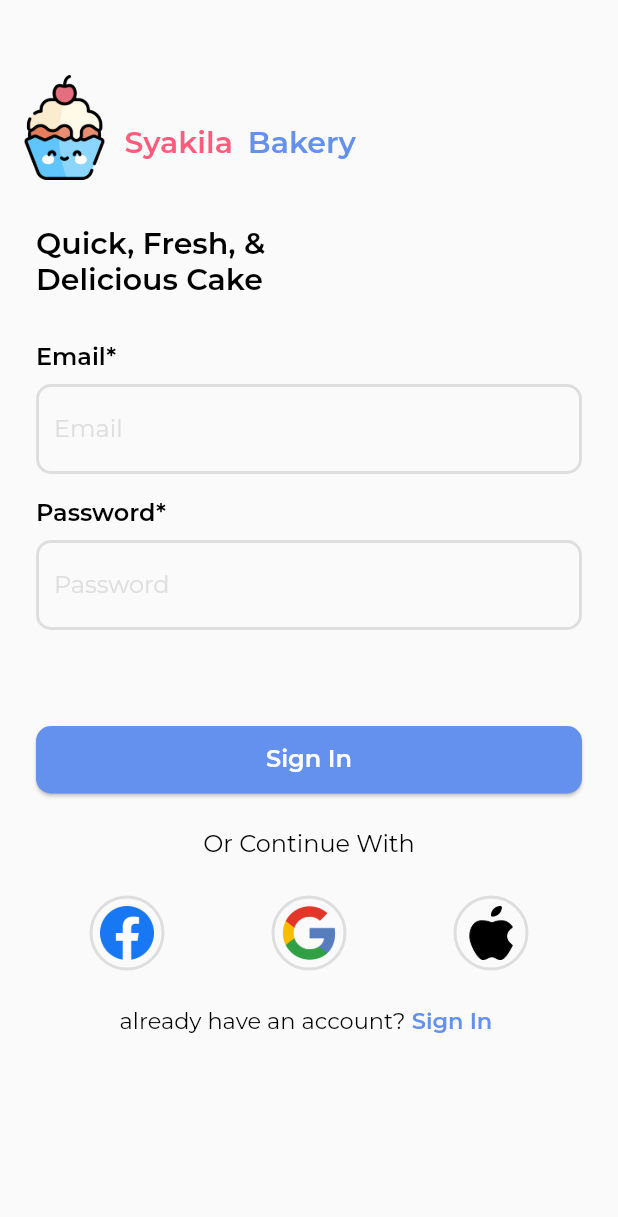
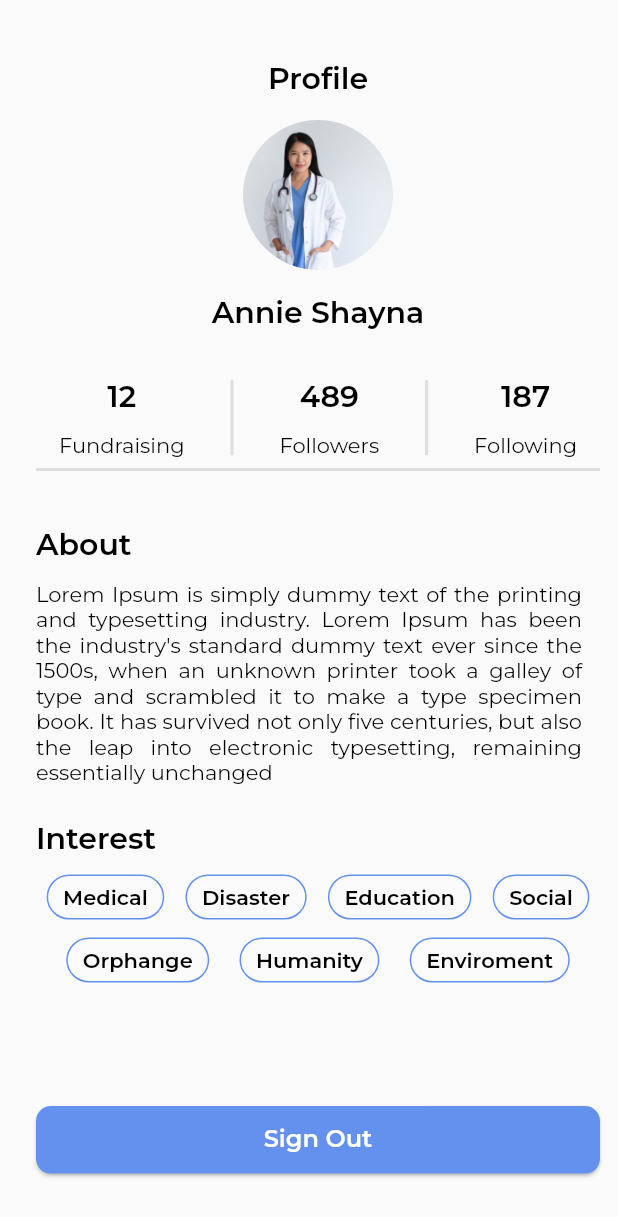
Before and after one commit to farabie/flutter_eve_Muhammad_Farabie, a Flutter app: the SignInPage screen opened directly, after a tap on "Sign In", on a phone screen of 412 x 824 dp. Shown: the top 1217 px of the screen. Run offline on Flutter 3.47's test engine with Material 2 defaults, Android fonts, the light colour scheme and no system bars; our stand-ins replace google_fonts.

Commit message:
Profile Page UI

```diff
--- a/lib/ui/pages/login_sosmed_page.dart
+++ b/lib/ui/pages/login_sosmed_page.dart
@@ -105,7 +105,14 @@ class LoginSosmedPage extends StatelessWidget {
                 ),
                 CustomButton(
                   nameButton: "Sign In With Password",
-                  onTap: () {},
+                  onTap: () {
+                    Navigator.push(
+                      context,
+                      MaterialPageRoute(
+                        builder: (context) => SignInPage(),
+                      ),
+                    );
+                  },
                 ),
                 const SizedBox(
                   height: defaultMargin,
--- a/lib/ui/pages/pages.dart
+++ b/lib/ui/pages/pages.dart
@@ -7,3 +7,4 @@ part 'splash_page.dart';
 part 'login_sosmed_page.dart';
 part 'sign_up_page.dart';
 part 'sign_in_page.dart';
+part 'profile_page.dart';
--- /dev/null
+++ b/lib/ui/pages/profile_page.dart
@@ -0,0 +1,232 @@
+part of 'pages.dart';
+
+class ProfilePage extends StatelessWidget {
+  const ProfilePage({super.key});
+
+  @override
+  Widget build(BuildContext context) {
+    return Scaffold(
+      body: SafeArea(
+        child: ListView(
+          scrollDirection: Axis.vertical,
+          children: <Widget>[
+            Padding(
+              padding: const EdgeInsets.only(
+                left: defaultMargin,
+                right: 12,
+                top: 40,
+              ),
+              child: Column(
+                crossAxisAlignment: CrossAxisAlignment.center,
+                children: <Widget>[
+                  Text(
+                    "Profile",
+                    style: blackTextFont.copyWith(
+                      fontSize: 20,
+                    ),
+                  ),
+                  const SizedBox(
+                    height: 16,
+                  ),
+                  Container(
+                    width: 100,
+                    height: 100,
+                    decoration: BoxDecoration(
+                      shape: BoxShape.circle,
+                      image: DecorationImage(
+                        image: AssetImage(
+                          "assets/profile_image.png",
+                        ),
+                        fit: BoxFit.cover,
+                      ),
+                    ),
+                  ),
+                  const SizedBox(
+                    height: 16,
+                  ),
+                  Text(
+                    "Annie Shayna",
+                    style: blackTextFont.copyWith(
+                      fontSize: 20,
+                    ),
+                  ),
+                  const SizedBox(
+                    height: 32,
+                  ),
+                  Column(
+                    crossAxisAlignment: CrossAxisAlignment.start,
+                    children: <Widget>[
+                      Row(
+                        mainAxisAlignment: MainAxisAlignment.spaceAround,
+                        children: <Widget>[
+                          Column(
+                            children: <Widget>[
+                              Text(
+                                "12",
+                                style: blackTextFont.copyWith(
+                                  fontSize: 20,
+                                ),
+                              ),
+                              const SizedBox(
+                                height: 12,
+                              ),
+                              Text(
+                                "Fundraising",
+                                style: blackTextFont.copyWith(
+                                  fontSize: 14,
+                                  fontWeight: FontWeight.w400,
+                                ),
+                              ),
+                            ],
+                          ),
+                          Container(
+                            height: 50,
+                            width: 2,
+                            color: greyColor,
+                          ),
+                          Column(
+                            children: <Widget>[
+                              Text(
+                                "489",
+                                style: blackTextFont.copyWith(
+                                  fontSize: 20,
+                                ),
+                              ),
+                              const SizedBox(
+                                height: 12,
+                              ),
+                              Text(
+                                "Followers",
+                                style: blackTextFont.copyWith(
+                                  fontSize: 14,
+                                  fontWeight: FontWeight.w400,
+                                ),
+                              ),
+                            ],
+                          ),
+                          Container(
+                            height: 50,
+                            width: 2,
+                            color: greyColor,
+                          ),
+                          Column(
+                            children: <Widget>[
+                              Text(
+                                "187",
+                                style: blackTextFont.copyWith(
+                                  fontSize: 20,
+                                ),
+                              ),
+                              const SizedBox(
+                                height: 12,
+                              ),
+                              Text(
+                                "Following",
+                                style: blackTextFont.copyWith(
+                                  fontSize: 14,
+                                  fontWeight: FontWeight.w400,
+                                ),
+                              ),
+                            ],
+                          )
+                        ],
+                      ),
+                      Divider(
+                        color: greyColor,
+                        thickness: 2,
+                      )
+                    ],
+                  ),
+                ],
+              ),
+            ),
+            Padding(
+              padding: const EdgeInsets.only(
+                left: 24,
+                right: 24,
+                top: 30,
+              ),
+              child: Column(
+                crossAxisAlignment: CrossAxisAlignment.start,
+                children: [
+                  Text(
+                    "About",
+                    style: blackTextFont.copyWith(
+                      fontSize: 20,
+                    ),
+                  ),
+                  const SizedBox(
+                    height: 12,
+                  ),
+                  Text(
+                    '''Lorem Ipsum is simply dummy text of the printing and typesetting industry. Lorem Ipsum has been the industry's standard dummy text ever since the 1500s, when an unknown printer took a galley of type and scrambled it to make a type specimen book. It has survived not only five centuries, but also the leap into electronic typesetting, remaining essentially unchanged''',
+                    style: blackTextFont.copyWith(
+                      fontSize: 14,
+                      fontWeight: FontWeight.w400,
+                    ),
+                    textAlign: TextAlign.justify,
+                  ),
+                ],
+              ),
+            ),
+            Padding(
+              padding: const EdgeInsets.only(
+                left: defaultMargin,
+                right: 12,
+                top: defaultMargin,
+              ),
+              child: Column(
+                crossAxisAlignment: CrossAxisAlignment.start,
+                children: <Widget>[
+                  Text(
+                    "Interest",
+                    style: blackTextFont.copyWith(
+                      fontSize: 20,
+                    ),
+                  ),
+                  const SizedBox(
+                    height: 12,
+                  ),
+                  const Row(
+                    mainAxisAlignment: MainAxisAlignment.spaceAround,
+                    children: [
+                      CustomInterest(nameCategory: "Medical"),
+                      CustomInterest(nameCategory: "Disaster"),
+                      CustomInterest(nameCategory: "Education"),
+                      CustomInterest(nameCategory: "Social"),
+                    ],
+                  ),
+                  const SizedBox(
+                    height: 12,
+                  ),
+                  const Row(
+                    mainAxisAlignment: MainAxisAlignment.spaceEvenly,
+                    children: [
+                      CustomInterest(nameCategory: "Orphange"),
+                      CustomInterest(nameCategory: "Humanity"),
+                      CustomInterest(nameCategory: "Enviroment"),
+                    ],
+                  ),
+                  SizedBox(
+                    height: MediaQuery.of(context).size.height * 0.1,
+                  ),
+                  CustomButton(
+                    nameButton: "Sign Out",
+                    onTap: () {
+                      Navigator.pushReplacement(
+                        context,
+                        MaterialPageRoute(
+                          builder: (context) => LoginSosmedPage(),
+                        ),
+                      );
+                    },
+                  ),
+                ],
+              ),
+            )
+          ],
+        ),
+      ),
+    );
+  }
+}
--- a/lib/ui/pages/sign_in_page.dart
+++ b/lib/ui/pages/sign_in_page.dart
@@ -96,7 +96,16 @@ class SignInPage extends StatelessWidget {
                       const SizedBox(
                         height: 64,
                       ),
-                      CustomButton(nameButton: "Sign In", onTap: () {}),
+                      CustomButton(
+                        nameButton: "Sign In",
+                        onTap: () {
+                          Navigator.push(
+                              context,
+                              MaterialPageRoute(
+                                builder: (context) => ProfilePage(),
+                              ));
+                        },
+                      ),
                       const SizedBox(
                         height: defaultMargin,
                       ),
--- /dev/null
+++ b/lib/ui/widgets/custom_categories_interest.dart
@@ -0,0 +1,39 @@
+part of 'widgets.dart';
+
+class CustomInterest extends StatelessWidget {
+  final String nameCategory;
+
+  const CustomInterest({
+    super.key,
+    required this.nameCategory,
+  });
+
+  @override
+  Widget build(BuildContext context) {
+    return Wrap(
+      alignment: WrapAlignment.center,
+      children: [
+        Container(
+          height: 30,
+          padding: const EdgeInsets.symmetric(
+            horizontal: 10,
+          ),
+          decoration: BoxDecoration(
+            borderRadius: BorderRadius.circular(20),
+            border: Border.all(
+              color: mainColor,
+            ),
+          ),
+          child: Center(
+            child: Text(
+              nameCategory,
+              style: blackTextFont.copyWith(
+                fontSize: 14,
+              ),
+            ),
+          ),
+        ),
+      ],
+    );
+  }
+}
--- a/lib/ui/widgets/widgets.dart
+++ b/lib/ui/widgets/widgets.dart
@@ -5,3 +5,4 @@ part 'custom_sosmed_widget.dart';
 part 'custom_button_widget.dart';
 part 'custom_textfield_widget.dart';
 part 'custom_circle_sosmed.dart';
+part 'custom_categories_interest.dart';
```
